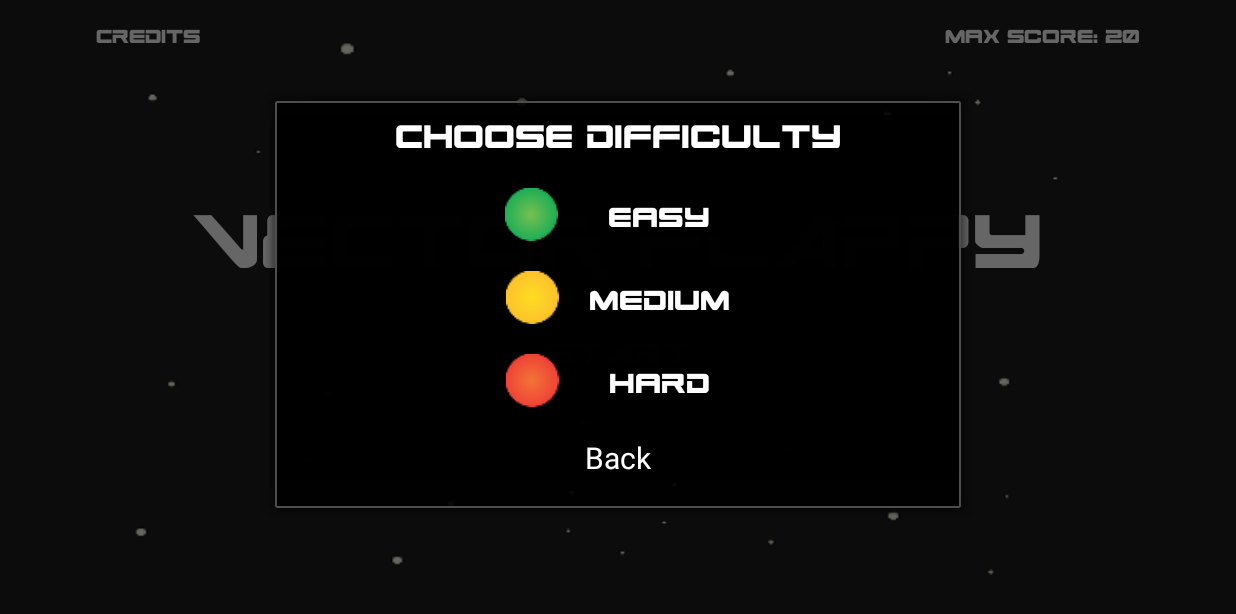
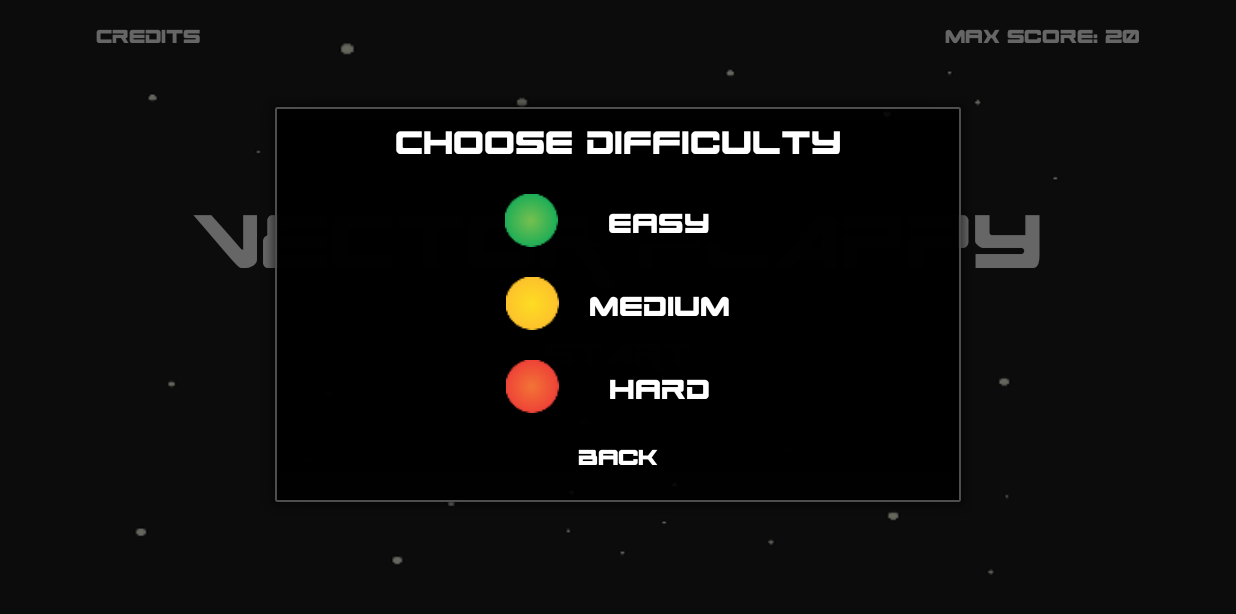
Before and after one commit to nagot21/VectorFlappy, an Android app: the screen it shows after launch (MainActivity), after a tap on "START", on a phone screen of 824 x 412 dp (held sideways). Shown: the top 614 px of the screen. Run offline under Robolectric (Android 15) with nearby library versions, the phone set to English and light mode, and no system bars; 1 statement that could not run was skipped.

Commit message:
Change button back font Add button listeners to MainActivity.java

```diff
--- a/app/src/main/java/com/nagot/vectorflappy/MainActivity.java
+++ b/app/src/main/java/com/nagot/vectorflappy/MainActivity.java
@@ -125,33 +125,34 @@ public class MainActivity extends Activity {
 
                 dialog.setContentView(R.layout.dialog_main);
 
+                // Seta fonte para o dialog
+
+                Typeface dialogFont = Typeface.createFromAsset(getAssets(), "fonts/spaceranger.otf");
+
                 // Seta fonte do título
 
                 final TextView title = (TextView) dialog.findViewById(R.id.dialogTitle);
-
-                Typeface dialogTitle = Typeface.createFromAsset(getAssets(), "fonts/spaceranger.otf");
-                title.setTypeface(dialogTitle);
+                title.setTypeface(dialogFont);
 
                 // Seta a fonte do modo easy
 
                 final Button btnEasy = (Button) dialog.findViewById(R.id.btnEasy);
-
-                Typeface dialogBtnEasy = Typeface.createFromAsset(getAssets(), "fonts/spaceranger.otf");
-                btnEasy.setTypeface(dialogBtnEasy);
+                btnEasy.setTypeface(dialogFont);
 
                 // Seta a fonte do modo medium
 
                 final Button btnMedium = (Button) dialog.findViewById(R.id.btnMedium);
-
-                Typeface dialogBtnMedium = Typeface.createFromAsset(getAssets(), "fonts/spaceranger.otf");
-                btnMedium.setTypeface(dialogBtnMedium);
+                btnMedium.setTypeface(dialogFont);
 
                 // Seta a fonte do modo hard
 
                 final Button btnHard = (Button) dialog.findViewById(R.id.btnHard);
+                btnHard.setTypeface(dialogFont);
 
-                Typeface dialogBtnHard = Typeface.createFromAsset(getAssets(), "fonts/spaceranger.otf");
-                btnHard.setTypeface(dialogBtnHard);
+                // Seta fonte do botão back e o estancia
+
+                final Button btnback = (Button) dialog.findViewById(R.id.btnBackMain);
+                btnback.setTypeface(dialogFont);
 
                 if (dialog != null) {
 
@@ -201,6 +202,13 @@ public class MainActivity extends Activity {
                         player.stop();
                         dialog.dismiss();
                         finish();
+                    }
+                });
+
+                btnback.setOnClickListener(new View.OnClickListener() {
+                    @Override
+                    public void onClick(View v) {
+                        dialog.dismiss();
                     }
                 });
             }
```
